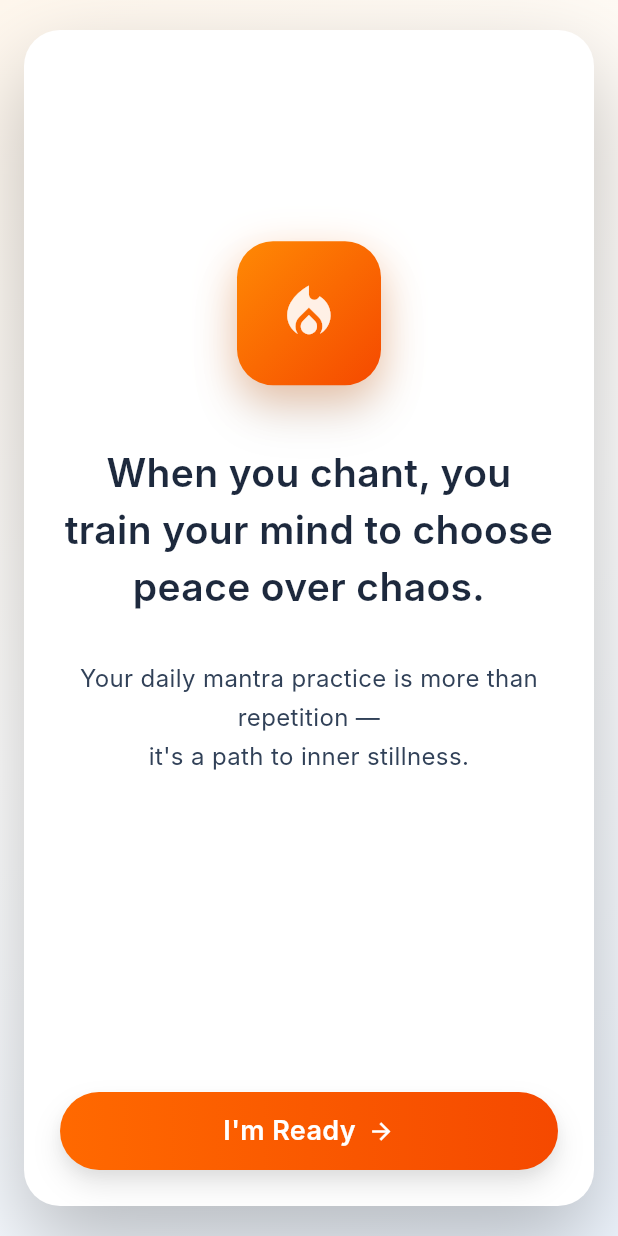
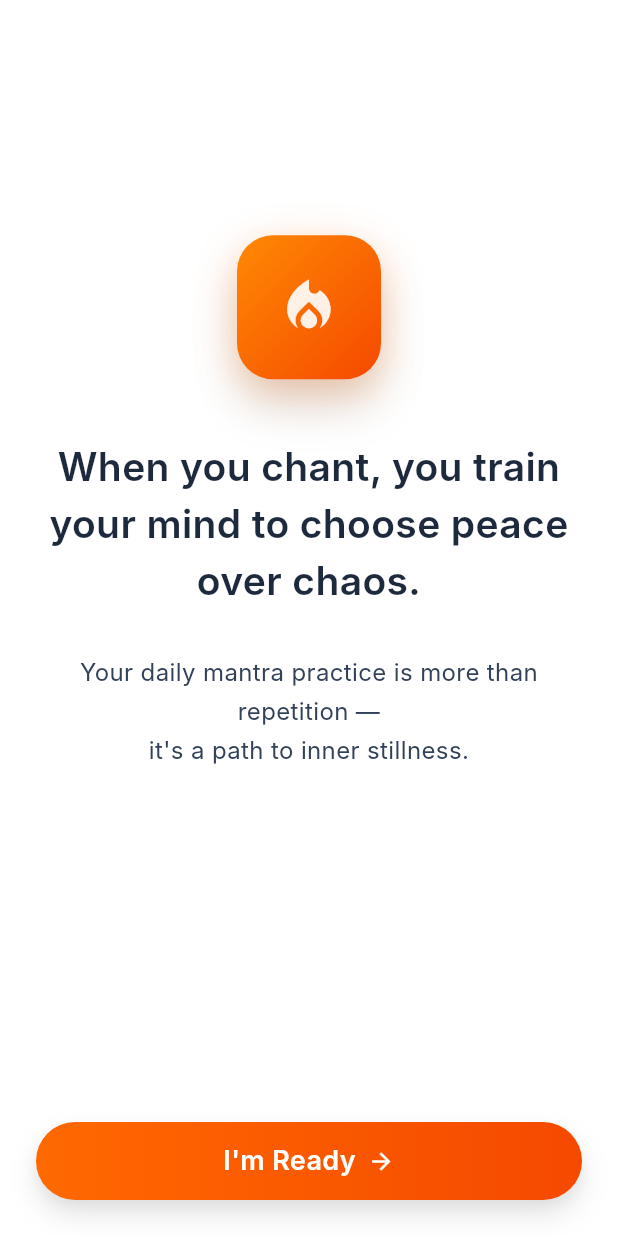
Before and after one commit to mantrastreak-app/MantraStreakApp, a Flutter app: the screen it shows after launch, after a tap on "Get Started", on a phone screen of 412 x 824 dp. Run offline on Flutter 3.47's test engine with Material 3 defaults, Android fonts, the phone set to English and light mode, and no system bars; our stand-ins replace just_audio, supabase_flutter; missing offline and left inert: app_settings; accounts and stored records are empty; Roboto replaces fonts that are missing (Inter).

Commit message:
Fix full-screen layout and Android splash screen
- Remove card margins/borderRadius from all 16 screens so content
  fills edge-to-edge (Option A full-screen layout)
- Show app icon (ic_launcher) centered on white background during
  Android launch instead of default Flutter logo

https://claude.ai/code/session_0144wfEJixnVpk5ZiCsuBdL8

```diff
--- a/lib/screens/education_screen.dart
+++ b/lib/screens/education_screen.dart
@@ -15,16 +15,9 @@ class EducationScreen extends StatelessWidget {
       body: AppBackground(
         child: SafeArea(
           child: Container(
-            margin: const EdgeInsets.symmetric(horizontal: 16, vertical: 20),
-            decoration: BoxDecoration(
-              color: AppColors.white,
-              borderRadius: BorderRadius.circular(24),
-              boxShadow: const [
-                BoxShadow(color: Color(0x40000000), blurRadius: 50, offset: Offset(0, 25)),
-              ],
-            ),
+            color: AppColors.white,
             child: ClipRRect(
-              borderRadius: BorderRadius.circular(24),
+              borderRadius: BorderRadius.zero,
               child: Column(
                 children: [
                   Expanded(
--- a/lib/screens/splash_screen.dart
+++ b/lib/screens/splash_screen.dart
@@ -15,16 +15,9 @@ class SplashScreen extends StatelessWidget {
       body: AppBackground(
         child: SafeArea(
           child: Container(
-            margin: const EdgeInsets.symmetric(horizontal: 16, vertical: 20),
-            decoration: BoxDecoration(
-              color: AppColors.white,
-              borderRadius: BorderRadius.circular(24),
-              boxShadow: const [
-                BoxShadow(color: Color(0x40000000), blurRadius: 50, offset: Offset(0, 25)),
-              ],
-            ),
+            color: AppColors.white,
             child: ClipRRect(
-              borderRadius: BorderRadius.circular(24),
+              borderRadius: BorderRadius.zero,
               child: Column(
                 children: [
                   Expanded(
```
Also changed, not shown: lib/screens/all_set_screen.dart (+2 -9 lines), lib/screens/deity_selection_screen.dart (+2 -9 lines), lib/screens/enable_notifications_screen.dart (+2 -9 lines), lib/screens/home_screen.dart (+2 -9 lines), lib/screens/login_screen.dart (+2 -9 lines), lib/screens/monthly_dashboard_screen.dart (+2 -9 lines), lib/screens/mood_selector_screen.dart (+2 -9 lines), lib/screens/otp_verification_screen.dart (+2 -9 lines), lib/screens/prayer_days_screen.dart (+2 -9 lines), lib/screens/prayer_page_screen.dart (+2 -9 lines), lib/screens/prayer_selection_screen.dart (+2 -9 lines), lib/screens/profile_screen.dart (+2 -9 lines), lib/screens/reminder_screen.dart (+2 -9 lines), lib/screens/reminder_time_screen.dart (+2 -9 lines), 2 other files.
